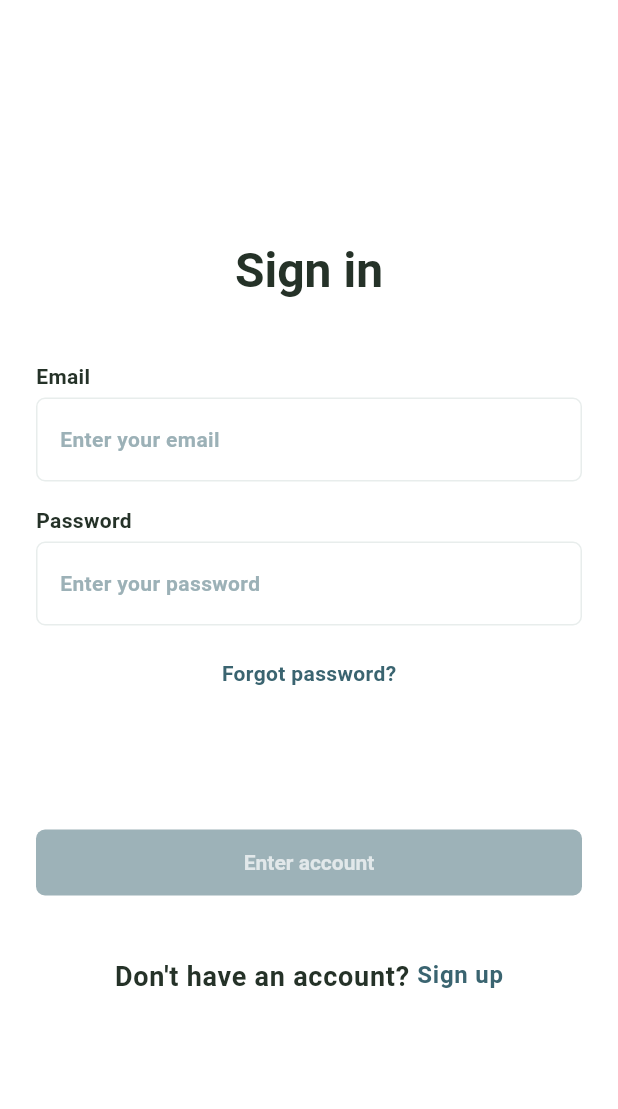
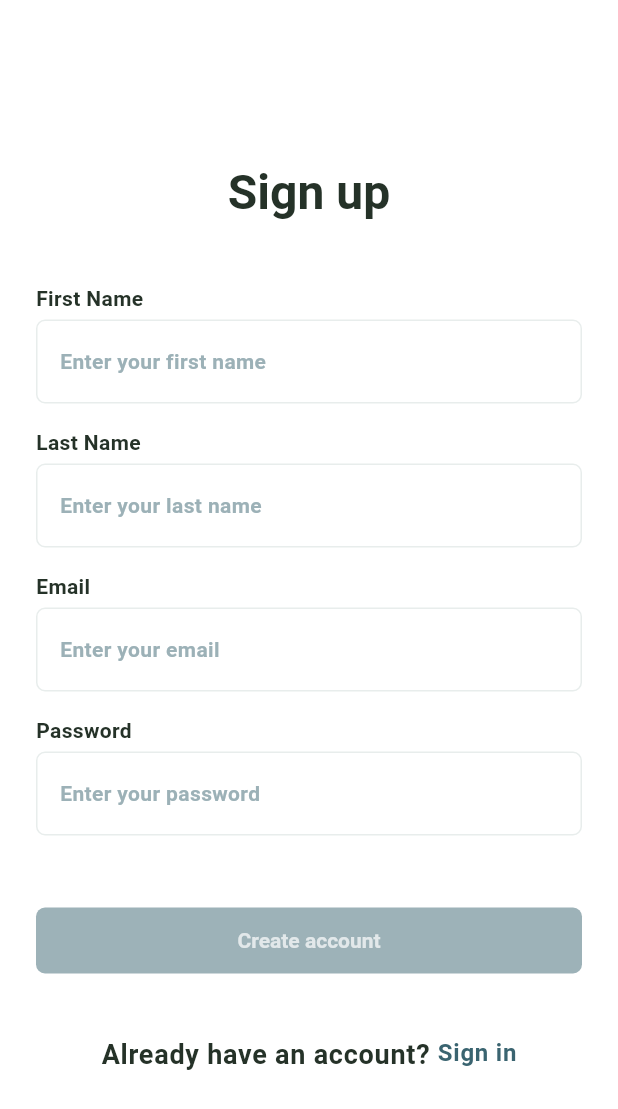
Before and after one commit to guysiman/sensy_patient_app, a Flutter app: the screen it shows after launch, after a tap on "Sign up", on a phone screen of 412 x 824 dp. Shown: the top 1109 px of the screen. Run offline on Flutter 3.47's test engine with Material 3 defaults, Android fonts, the phone set to English and light mode, and no system bars; our stand-ins replace cloud_firestore, firebase_auth, firebase_core, flutter_blue_plus, permission_handler; missing offline and left inert: app_settings; accounts and stored records are empty.

Commit message:
Create sign up page

```diff
--- a/lib/screens/sign_in_page.dart
+++ b/lib/screens/sign_in_page.dart
@@ -1,5 +1,7 @@
+import 'package:firebase_auth/firebase_auth.dart' hide AuthProvider;
 import 'package:flutter/material.dart';
 import 'package:provider/provider.dart';
+import 'package:sensy_patient_app/screens/sign_up_page.dart';
 import '../services/database.dart';
 import '../main.dart';
 
@@ -41,8 +43,31 @@ class _SignInPageState extends State<SignInPage> {
     String email = _emailController.text;
     final authProvider = Provider.of<AuthProvider>(context, listen: false);
     try {
-      // Directly use the email for authentication
       await authProvider.signIn(email, _passwordController.text);
+
+      final user = FirebaseAuth.instance.currentUser;
+      if (user != null && !user.emailVerified) {
+        await FirebaseAuth.instance.signOut();
+        setState(() {
+          errorMessage = 'Please verify your email before logging in.';
+        });
+        // Optionally show a dialog:
+        showDialog(
+          context: context,
+          builder: (context) => AlertDialog(
+            title: Text('Email not verified'),
+            content: Text('Please check your email for a verification link.'),
+            actions: [
+              TextButton(
+                onPressed: () => Navigator.pop(context),
+                child: Text('OK'),
+              ),
+            ],
+          ),
+        );
+        return;
+      }
+
       Navigator.pushReplacementNamed(context, '/homepage');
     } catch (e) {
       setState(() {
@@ -55,7 +80,12 @@ class _SignInPageState extends State<SignInPage> {
     Navigator.pushNamed(context, '/forgotpwpage');
   }
 
-  void _onSignUp() {}
+  void _onSignUp() {
+    Navigator.push(
+      context,
+      MaterialPageRoute(builder: (context) => PatientSignUpPage()),
+    );
+  }
 
   @override
   Widget build(BuildContext context) {
--- /dev/null
+++ b/lib/screens/sign_up_page.dart
@@ -0,0 +1,272 @@
+import 'package:flutter/material.dart';
+import 'package:firebase_auth/firebase_auth.dart';
+
+class PatientSignUpPage extends StatefulWidget {
+  @override
+  State<PatientSignUpPage> createState() => _PatientSignUpPageState();
+}
+
+class _PatientSignUpPageState extends State<PatientSignUpPage> {
+  final TextEditingController _firstNameController = TextEditingController();
+  final TextEditingController _lastNameController = TextEditingController();
+  final TextEditingController _emailController = TextEditingController();
+  final TextEditingController _passwordController = TextEditingController();
+  bool _isButtonEnabled = false;
+  bool _loading = false;
+  String? _errorMessage = '';
+
+  @override
+  void initState() {
+    super.initState();
+    _firstNameController.addListener(_checkFields);
+    _lastNameController.addListener(_checkFields);
+    _emailController.addListener(_checkFields);
+    _passwordController.addListener(_checkFields);
+  }
+
+  void _checkFields() {
+    setState(() {
+      _isButtonEnabled = _firstNameController.text.isNotEmpty &&
+          _lastNameController.text.isNotEmpty &&
+          _emailController.text.isNotEmpty &&
+          _passwordController.text.isNotEmpty;
+    });
+  }
+
+  @override
+  void dispose() {
+    _firstNameController.dispose();
+    _lastNameController.dispose();
+    _emailController.dispose();
+    _passwordController.dispose();
+    super.dispose();
+  }
+
+  Future<void> _onSignUp() async {
+    setState(() {
+      _loading = true;
+      _errorMessage = '';
+    });
+    try {
+      final userCredential = await FirebaseAuth.instance.createUserWithEmailAndPassword(
+        email: _emailController.text.trim(),
+        password: _passwordController.text,
+      );
+      await userCredential.user?.sendEmailVerification();
+
+      showDialog(
+        context: context,
+        builder: (context) => AlertDialog(
+          title: Text('Verify your email'),
+          content: Text('A verification link has been sent to your email. Please verify before signing in.'),
+          actions: [
+            TextButton(
+              onPressed: () {
+                Navigator.pop(context); // Close dialog
+                Navigator.pop(context); // Go back to sign in
+              },
+              child: Text('OK'),
+            ),
+          ],
+        ),
+      );
+    } on FirebaseAuthException catch (e) {
+      setState(() {
+        _errorMessage = e.message;
+      });
+    } finally {
+      setState(() {
+        _loading = false;
+      });
+    }
+  }
+
+  @override
+  Widget build(BuildContext context) {
+    return Scaffold(
+      body: SafeArea(
+        child: Center(
+          child: SingleChildScrollView(
+            padding: const EdgeInsets.symmetric(horizontal: 24, vertical: 32),
+            child: Column(
+              mainAxisAlignment: MainAxisAlignment.center,
+              children: [
+                Text('Sign up', style: Theme.of(context).textTheme.titleLarge),
+                const SizedBox(height: 40),
+
+                // First Name
+                Align(
+                  alignment: Alignment.centerLeft,
+                  child: Text('First Name',
+                      style: Theme.of(context).textTheme.bodyMedium),
+                ),
+                const SizedBox(height: 4),
+                TextField(
+                  controller: _firstNameController,
+                  decoration: InputDecoration(
+                    labelText: 'Enter your first name',
+                    labelStyle: Theme.of(context).textTheme.bodyMedium?.copyWith(
+                      color: Theme.of(context).hintColor,
+                    ),
+                    border: OutlineInputBorder(
+                        borderRadius: BorderRadius.circular(6),
+                        borderSide: BorderSide(color: Color(0xFFE8EDEC))),
+                    enabledBorder: OutlineInputBorder(
+                      borderRadius: BorderRadius.circular(6),
+                      borderSide: BorderSide(color: Color(0xFFE8EDEC)),
+                    ),
+                    floatingLabelBehavior: FloatingLabelBehavior.never,
+                  ),
+                ),
+                const SizedBox(height: 16),
+
+                // Last Name
+                Align(
+                  alignment: Alignment.centerLeft,
+                  child: Text('Last Name',
+                      style: Theme.of(context).textTheme.bodyMedium),
+                ),
+                const SizedBox(height: 4),
+                TextField(
+                  controller: _lastNameController,
+                  decoration: InputDecoration(
+                    labelText: 'Enter your last name',
+                    labelStyle: Theme.of(context).textTheme.bodyMedium?.copyWith(
+                      color: Theme.of(context).hintColor,
+                    ),
+                    border: OutlineInputBorder(
+                        borderRadius: BorderRadius.circular(6),
+                        borderSide: BorderSide(color: Color(0xFFE8EDEC))),
+                    enabledBorder: OutlineInputBorder(
+                      borderRadius: BorderRadius.circular(6),
+                      borderSide: BorderSide(color: Color(0xFFE8EDEC)),
+                    ),
+                    floatingLabelBehavior: FloatingLabelBehavior.never,
+                  ),
+                ),
+                const SizedBox(height: 16),
+
+                // Email
+                Align(
+                  alignment: Alignment.centerLeft,
+                  child: Text('Email',
+                      style: Theme.of(context).textTheme.bodyMedium),
+                ),
+                const SizedBox(height: 4),
+                TextField(
+                  controller: _emailController,
+                  keyboardType: TextInputType.emailAddress,
+                  decoration: InputDecoration(
+                    labelText: 'Enter your email',
+                    labelStyle: Theme.of(context).textTheme.bodyMedium?.copyWith(
+                      color: Theme.of(context).hintColor,
+                    ),
+                    border: OutlineInputBorder(
+                        borderRadius: BorderRadius.circular(6),
+                        borderSide: BorderSide(color: Color(0xFFE8EDEC))),
+                    enabledBorder: OutlineInputBorder(
+                      borderRadius: BorderRadius.circular(6),
+                      borderSide: BorderSide(color: Color(0xFFE8EDEC)),
+                    ),
+                    floatingLabelBehavior: FloatingLabelBehavior.never,
+                  ),
+                ),
+                const SizedBox(height: 16),
+
+                // Password
+                Align(
+                  alignment: Alignment.centerLeft,
+                  child: Text('Password',
+                      style: Theme.of(context).textTheme.bodyMedium),
+                ),
+                const SizedBox(height: 4),
+                TextField(
+                  controller: _passwordController,
+                  obscureText: true,
+                  decoration: InputDecoration(
+                    labelText: 'Enter your password',
+                    labelStyle: Theme.of(context).textTheme.bodyMedium?.copyWith(
+                      color: Theme.of(context).hintColor,
+                    ),
+                    border: OutlineInputBorder(
+                        borderRadius: BorderRadius.circular(6),
+                        borderSide: BorderSide(color: Color(0xFFE8EDEC))),
+                    enabledBorder: OutlineInputBorder(
+                      borderRadius: BorderRadius.circular(6),
+                      borderSide: BorderSide(color: Color(0xFFE8EDEC)),
+                    ),
+                    floatingLabelBehavior: FloatingLabelBehavior.never,
+                  ),
+                ),
+                const SizedBox(height: 8),
+
+                if (_errorMessage != null && _errorMessage != '')
+                  Padding(
+                    padding: const EdgeInsets.symmetric(vertical: 8.0),
+                    child: Text(
+                      _errorMessage!,
+                      style: TextStyle(color: Colors.red),
+                    ),
+                  ),
+
+                const SizedBox(height: 40),
+
+                // Sign up button
+                SizedBox(
+                  width: double.infinity,
+                  height: 44,
+                  child: ElevatedButton(
+                    style: ElevatedButton.styleFrom(
+                      disabledBackgroundColor: Theme.of(context)
+                          .colorScheme
+                          .primary
+                          .withAlpha((255 * 0.5).toInt()),
+                      disabledForegroundColor: Colors.white70,
+                    ),
+                    onPressed: _isButtonEnabled && !_loading
+                        ? _onSignUp
+                        : null,
+                    child: _loading
+                        ? SizedBox(
+                      width: 24,
+                      height: 24,
+                      child: CircularProgressIndicator(
+                        color: Colors.white,
+                        strokeWidth: 2,
+                      ),
+                    )
+                        : const Text('Create account'),
+                  ),
+                ),
+
+                const SizedBox(height: 40),
+
+                // Sign in prompt
+                Row(
+                  mainAxisAlignment: MainAxisAlignment.center,
+                  children: [
+                    Text(
+                      "Already have an account? ",
+                      style: Theme.of(context).textTheme.bodyLarge?.copyWith(
+                        fontSize: 18,
+                      ),
+                    ),
+                    GestureDetector(
+                      onTap: () => Navigator.pop(context),
+                      child: Text(
+                        'Sign in',
+                        style: Theme.of(context).textTheme.bodyLarge?.copyWith(
+                          color: Theme.of(context).colorScheme.primary,
+                        ),
+                      ),
+                    ),
+                  ],
+                ),
+              ],
+            ),
+          ),
+        ),
+      ),
+    );
+  }
+}
```
Lines whose indentation alone changed are shown as unchanged.
